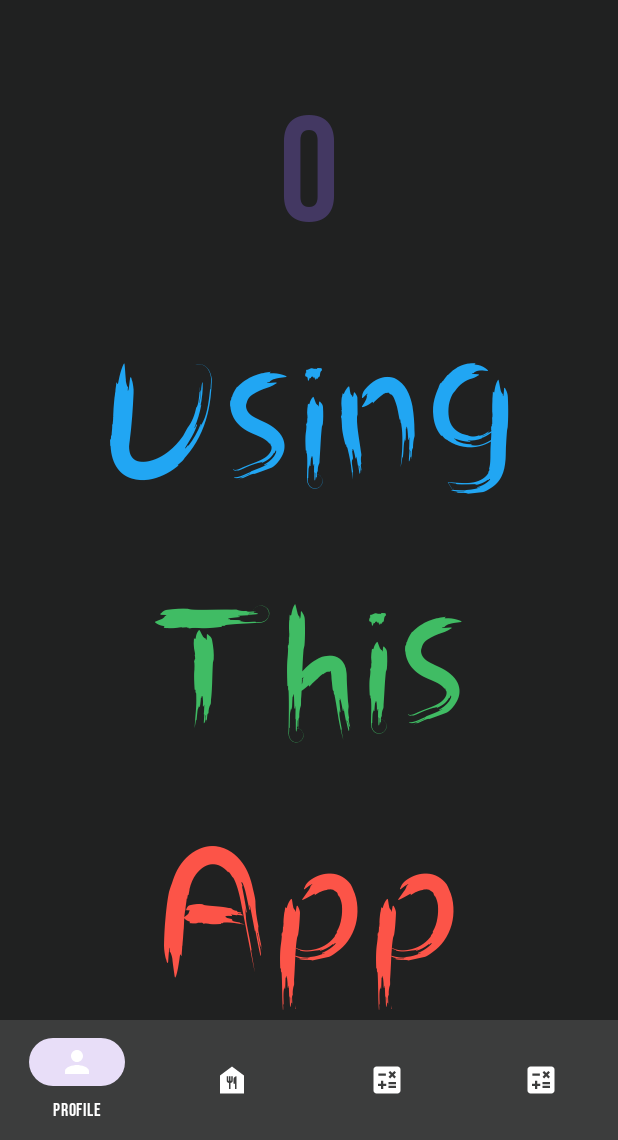
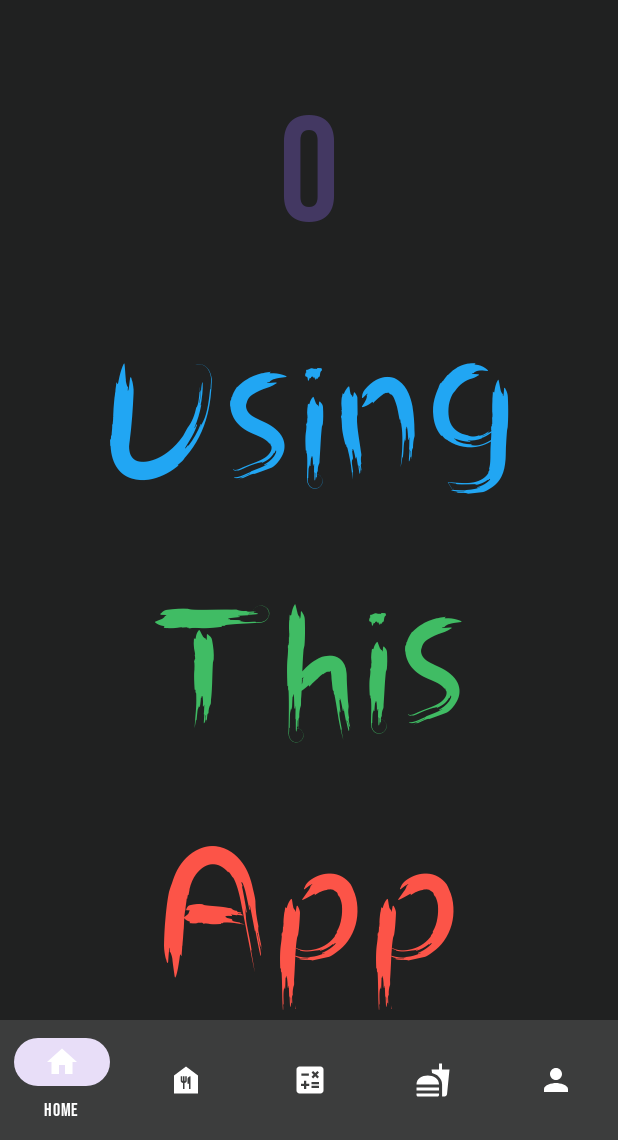
Before and after one commit to JosephKarkoush/HealthPlus, an Android app: the screen it shows after launch (MainActivity), on a phone screen of 412 x 824 dp, the part 96-1236 px from its top. Run offline under Robolectric (Android 15) with nearby library versions, the phone set to English and light mode, and no system bars; our stand-ins replace Firebase (no records; nobody signed in at launch, a user with empty details on screens opened directly), navigation-ui.

Commit message:
fixed some icons

```diff
--- /dev/null
+++ b/app/src/main/res/drawable/baseline_home_24.xml
@@ -0,0 +1,5 @@
+<vector android:height="24dp" android:tint="#000000"
+    android:viewportHeight="24" android:viewportWidth="24"
+    android:width="24dp" xmlns:android="http://schemas.android.com/apk/res/android">
+    <path android:fillColor="@android:color/white" android:pathData="M10,20v-6h4v6h5v-8h3L12,3 2,12h3v8z"/>
+</vector>
--- a/app/src/main/res/menu/menu_main.xml
+++ b/app/src/main/res/menu/menu_main.xml
@@ -4,9 +4,9 @@
     <group android:checkableBehavior="single"
         >
         <item
-            android:id="@+id/profileFragment"
-            android:icon="@drawable/profile"
-            android:title="Profile"
+            android:id="@+id/homeFragment"
+            android:icon="@drawable/baseline_home_24"
+            android:title="Home"
             app:showAsAction="always"/>
 
 
@@ -24,8 +24,14 @@
 
         <item
             android:id="@+id/calorieFragment"
-            android:icon="@drawable/baseline_calculate_24"
+            android:icon="@drawable/fastfood"
             android:title="Calories"
+            app:showAsAction="always"/>
+
+        <item
+            android:id="@+id/profileFragment"
+            android:icon="@drawable/profile"
+            android:title="Profile"
             app:showAsAction="always"/>
 
 
--- a/app/src/main/res/navigation/nav_graph.xml
+++ b/app/src/main/res/navigation/nav_graph.xml
@@ -28,6 +28,6 @@
     <fragment
         android:id="@+id/homeFragment"
         android:name="com.example.healthplus.HomeFragment"
-        android:label="fragment_home"
+        android:label="Home"
         tools:layout="@layout/fragment_home" />
 </navigation>
```
